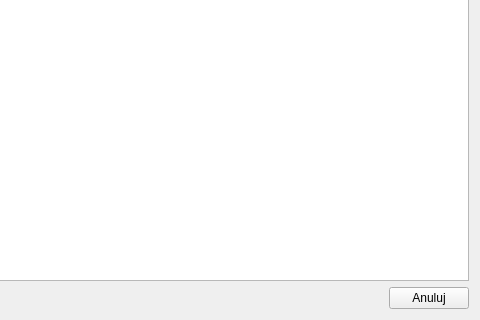
Qt form Ui/locations-list.ui (kuba172/Demog) before a commit; both pictures show x 320 to 800 and y 280 to 600 of the 800 by 600 pixel window.
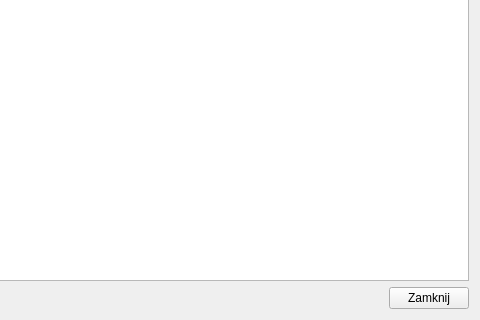
The same form after that commit.

Commit message: rename button

The edit to the form file:
```diff
--- a/Ui/locations-list.ui
+++ b/Ui/locations-list.ui
@@ -64,7 +64,7 @@
      <item>
       <widget class="QPushButton" name="pushButton_Cancel">
        <property name="text">
-        <string>Anuluj</string>
+        <string>Zamknij</string>
        </property>
       </widget>
      </item>
```
The commit also changes 1 other file.
